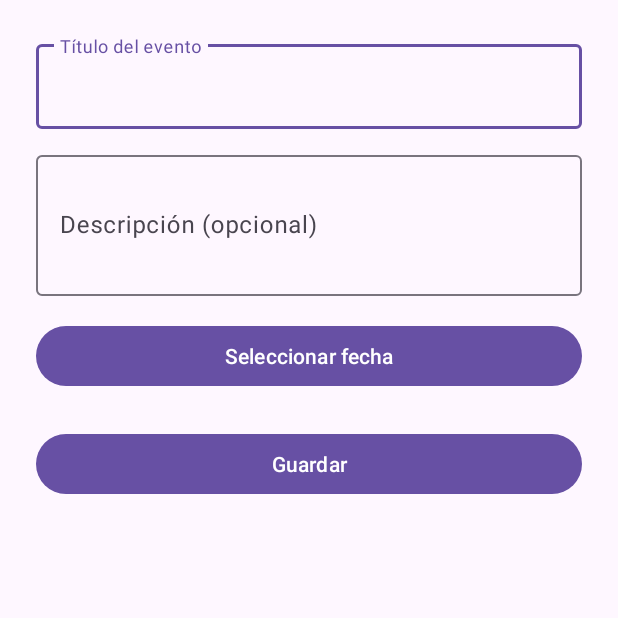
After one commit to joseMunozNunez10/AgendaPersonal, an Android app: the fragment CreateEditEventFragment shown on its own in the app's theme, on a phone screen of 412 x 824 dp, the top half of it. The commit adds this screen. Run offline under Robolectric (Android 15) with nearby library versions, the light colour scheme and no system bars.

```diff
--- a/app/build.gradle.kts
+++ b/app/build.gradle.kts
@@ -51,6 +51,8 @@ dependencies {
 
     // Room
     implementation(libs.room.runtime)
+    implementation(libs.androidx.navigation.fragment.ktx)
+    implementation(libs.androidx.navigation.ui.ktx)
     ksp(libs.room.compiler)
     implementation(libs.room.ktx)
 
--- /dev/null
+++ b/app/src/main/java/com/jmdevs/agendapersonal/ui/event/CreateEditEventFragment.kt
@@ -0,0 +1,44 @@
+package com.jmdevs.agendapersonal.ui.event
+
+import android.os.Bundle
+import android.view.View
+import androidx.fragment.app.Fragment
+import androidx.fragment.app.viewModels
+import androidx.navigation.fragment.findNavController
+import com.jmdevs.agendapersonal.R
+import com.jmdevs.agendapersonal.databinding.FragmentCreateEditEventBinding
+import com.jmdevs.agendapersonal.ui.main.viewmodel.EventViewModel
+import com.jmdevs.agendapersonal.util.UuidGenerator
+
+class CreateEditEventFragment : Fragment(R.layout.fragment_create_edit_event) {
+
+    private var _binding: FragmentCreateEditEventBinding? = null
+    private val binding get() = _binding!!
+
+    private val viewModel: EventViewModel by viewModels()
+
+    override fun onViewCreated(view: View, savedInstanceState: Bundle?) {
+        _binding = FragmentCreateEditEventBinding.bind(view)
+
+        // Guardar evento
+        binding.btnSave.setOnClickListener {
+            val title = binding.etTitle.text.toString()
+            val dateMillis = System.currentTimeMillis() // TODO: usar DatePicker
+            if (title.isNotBlank()) {
+                val event = viewModel.createEvent(
+                    id = UuidGenerator.generate(),
+                    title = title,
+                    dateMillis = dateMillis
+                )
+                findNavController().popBackStack() // vuelve a lista
+            } else {
+                binding.etTitle.error = "Título obligatorio"
+            }
+        }
+    }
+
+    override fun onDestroyView() {
+        super.onDestroyView()
+        _binding = null
+    }
+}
--- /dev/null
+++ b/app/src/main/res/drawable/ic_add.xml
@@ -0,0 +1,5 @@
+<vector xmlns:android="http://schemas.android.com/apk/res/android" android:height="24dp" android:tint="#000000" android:viewportHeight="24" android:viewportWidth="24" android:width="24dp">
+
+    <path android:fillColor="@android:color/white" android:pathData="M19,13h-6v6h-2v-6H5v-2h6V5h2v6h6v2z"/>
+
+</vector>
--- /dev/null
+++ b/app/src/main/res/layout/fragment_create_edit_event.xml
@@ -0,0 +1,52 @@
+<?xml version="1.0" encoding="utf-8"?>
+<ScrollView xmlns:android="http://schemas.android.com/apk/res/android"
+    android:id="@+id/create_edit_root"
+    android:layout_width="match_parent"
+    android:layout_height="match_parent"
+    android:padding="24dp">
+
+    <LinearLayout
+        android:layout_width="match_parent"
+        android:layout_height="wrap_content"
+        android:orientation="vertical">
+
+        <com.google.android.material.textfield.TextInputLayout
+            android:layout_width="match_parent"
+            android:layout_height="wrap_content"
+            android:hint="Título del evento">
+
+            <com.google.android.material.textfield.TextInputEditText
+                android:id="@+id/etTitle"
+                android:layout_width="match_parent"
+                android:layout_height="wrap_content"/>
+        </com.google.android.material.textfield.TextInputLayout>
+
+        <com.google.android.material.textfield.TextInputLayout
+            android:layout_width="match_parent"
+            android:layout_height="wrap_content"
+            android:hint="Descripción (opcional)"
+            android:layout_marginTop="12dp">
+
+            <com.google.android.material.textfield.TextInputEditText
+                android:id="@+id/etDescription"
+                android:layout_width="match_parent"
+                android:layout_height="wrap_content"
+                android:minLines="3"
+                android:inputType="textMultiLine"/>
+        </com.google.android.material.textfield.TextInputLayout>
+
+        <Button
+            android:id="@+id/btnPickDate"
+            android:layout_width="match_parent"
+            android:layout_height="wrap_content"
+            android:text="Seleccionar fecha"
+            android:layout_marginTop="16dp"/>
+
+        <Button
+            android:id="@+id/btnSave"
+            android:layout_width="match_parent"
+            android:layout_height="wrap_content"
+            android:text="Guardar"
+            android:layout_marginTop="24dp"/>
+    </LinearLayout>
+</ScrollView>
--- a/app/src/main/res/values/colors.xml
+++ b/app/src/main/res/values/colors.xml
@@ -2,4 +2,7 @@
 <resources>
     <color name="black">#FF000000</color>
     <color name="white">#FFFFFFFF</color>
+
+    <color name="btn_red">#FA0303</color>
+    <color name="gray">#505050</color>
 </resources>
--- a/app/src/main/res/values/strings.xml
+++ b/app/src/main/res/values/strings.xml
@@ -1,3 +1,5 @@
 <resources>
     <string name="app_name">AgendaPersonal</string>
+    <!-- TODO: Remove or change this placeholder text -->
+    <string name="hello_blank_fragment">Hello blank fragment</string>
 </resources>
--- a/gradle/libs.versions.toml
+++ b/gradle/libs.versions.toml
@@ -15,6 +15,8 @@ lifecycle = "2.9.4"
 coroutines = "1.10.2"
 biometric = "1.1.0"
 securityCrypto = "1.1.0"
+navigationFragmentKtx = "2.9.5"
+navigationUiKtx = "2.9.5"
 
 [libraries]
 # AndroidX base
@@ -48,6 +50,8 @@ security-crypto = { group = "androidx.security", name = "security-crypto", versi
 junit = { group = "junit", name = "junit", version.ref = "junit" }
 androidx-junit = { group = "androidx.test.ext", name = "junit", version.ref = "junitVersion" }
 androidx-espresso-core = { group = "androidx.test.espresso", name = "espresso-core", version.ref = "espressoCore" }
+androidx-navigation-fragment-ktx = { group = "androidx.navigation", name = "navigation-fragment-ktx", version.ref = "navigationFragmentKtx" }
+androidx-navigation-ui-ktx = { group = "androidx.navigation", name = "navigation-ui-ktx", version.ref = "navigationUiKtx" }
 
 [plugins]
 android-application = { id = "com.android.application", version.ref = "agp" }
```
Also changed, not shown: app/src/main/java/com/jmdevs/agendapersonal/ui/auth/LoginFragment.kt (added, +20 -0 lines), app/src/main/java/com/jmdevs/agendapersonal/ui/event/DetailEventFragment.kt (added, +45 -0 lines), app/src/main/java/com/jmdevs/agendapersonal/ui/main/MainFragment.kt (added, +51 -0 lines), app/src/main/java/com/jmdevs/agendapersonal/ui/splash/SplashFragment.kt (added, +29 -0 lines), app/src/main/res/layout/event_item.xml (added, +67 -0 lines), app/src/main/res/layout/fragment_detail_event.xml (added, +59 -0 lines), app/src/main/res/layout/fragment_login.xml (added, +36 -0 lines), app/src/main/res/layout/fragment_main.xml (added, +44 -0 lines), app/src/main/res/layout/fragment_splash.xml (added, +26 -0 lines), app/src/main/res/navigation/nav_graph.xml (added, +58 -0 lines).
